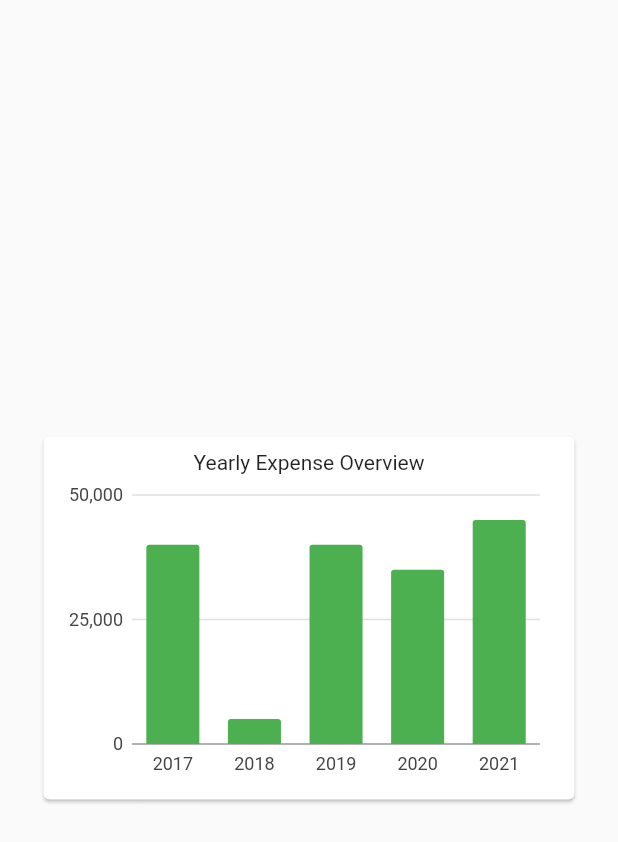
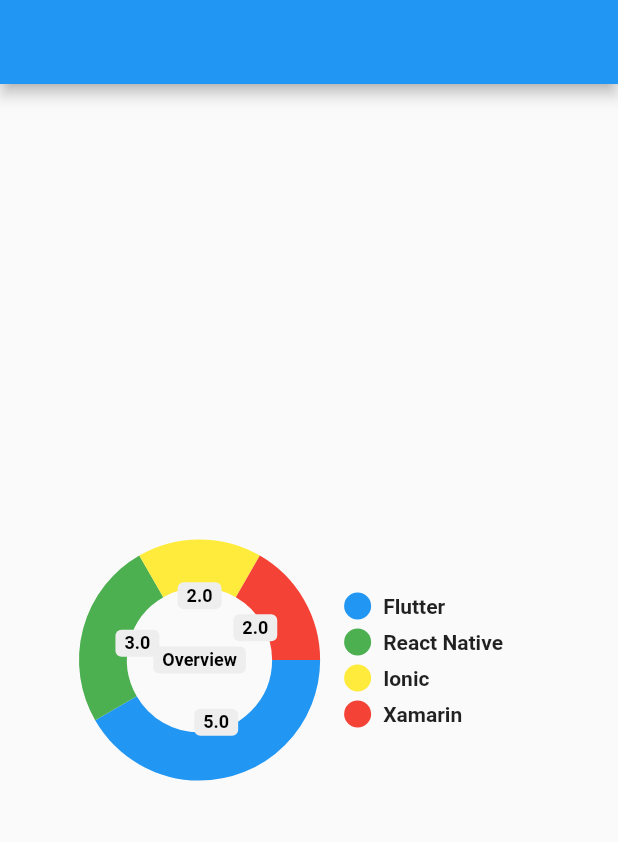
Before and after one commit to mahmoudbahkiry/expense-tracker-flutter, a Flutter app: the screen it shows after launch, on a phone screen of 412 x 824 dp. Shown: the top 842 px of the screen. Run offline on Flutter 3.47's test engine with Material 2 defaults, Android fonts, the phone set to English and light mode, and no system bars; drawn by our look-alikes of pie_chart; our stand-ins replace charts_flutter.

Commit message:
Pie Chart
Fully functional pie chart displaying with dummy values

```diff
--- /dev/null
+++ b/lib/ChartPie.dart
@@ -0,0 +1,55 @@
+import 'package:flutter/material.dart';
+import 'package:pie_chart/pie_chart.dart';
+
+
+class MyPieChart extends StatefulWidget {
+  @override
+  _MyPieChartState createState() => _MyPieChartState();
+}
+
+class _MyPieChartState extends State<MyPieChart> {
+  Map<String, double> dataMap = {
+    'Flutter': 5,
+    'React Native': 3,
+    'Ionic': 2,
+    'Xamarin': 2,
+  };
+
+  List<Color> colorList = [
+    Colors.blue,
+    Colors.green,
+    Colors.yellow,
+    Colors.red,
+  ];
+
+  @override
+  Widget build(BuildContext context) {
+    return PieChart(
+      dataMap: dataMap,
+      animationDuration: Duration(milliseconds: 800),
+      chartLegendSpacing: 32,
+      chartRadius: MediaQuery.of(context).size.width / 3.2,
+      colorList: colorList,
+      initialAngleInDegree: 0,
+      chartType: ChartType.ring,
+      ringStrokeWidth: 32,
+      centerText: "Overview",
+      legendOptions: LegendOptions(
+        showLegendsInRow: false,
+        legendPosition: LegendPosition.right,
+        showLegends: true,
+        legendShape: BoxShape.circle,
+        legendTextStyle: TextStyle(
+          fontWeight: FontWeight.bold,
+        ),
+      ),
+      chartValuesOptions: ChartValuesOptions(
+        showChartValueBackground: true,
+        showChartValues: true,
+        showChartValuesInPercentage: false,
+        showChartValuesOutside: false,
+        decimalPlaces: 1,
+      ),
+    );
+  }
+}
--- a/lib/ModelBar.dart
+++ b/lib/ModelBar.dart
@@ -1,5 +1,4 @@
 import 'package:charts_flutter/flutter.dart' as charts;
-import 'package:flutter/foundation.dart';
 
 class ModelBar {
   final int year;
--- a/lib/dashboard.dart
+++ b/lib/dashboard.dart
@@ -1,5 +1,6 @@
 import 'package:expense_tracker_app/ChartBar.dart';
 import 'package:expense_tracker_app/ModelBar.dart';
+import 'package:expense_tracker_app/ChartPie.dart';
 import 'package:flutter/material.dart';
 import 'package:charts_flutter/flutter.dart' as charts;
 
@@ -37,7 +38,17 @@ class DashBoard extends StatelessWidget {
   ];
 
   // Scaffold for dashboard
+
 @override
+  Widget build(BuildContext context) {
+    return Scaffold(
+      appBar: AppBar(),
+      body: MyPieChart(),
+    );
+  }
+}
+
+/*@override
   Widget build(BuildContext context) {
     return Scaffold(
       body: Center(
@@ -47,4 +58,4 @@ class DashBoard extends StatelessWidget {
       ),
     );
   }
-}
+*/
--- a/pubspec.yaml
+++ b/pubspec.yaml
@@ -40,6 +40,7 @@ dependencies:
   syncfusion_flutter_charts: ^21.2.4
   charts_flutter: ^0.12.0
   place_picker: ^0.10.0
+  pie_chart: ^5.3.2
 
 
 dev_dependencies:
```
Also changed, not shown: pubspec.lock.
